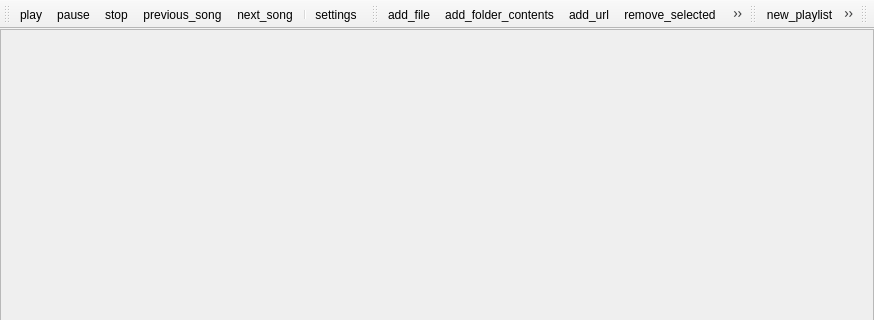
Above: src/frontend/main_window.ui from dv1/ion_player before the change; both pictures show x 0 to 874 and y 0 to 320 of the 874 by 666 pixel window. Below: the same form after it.
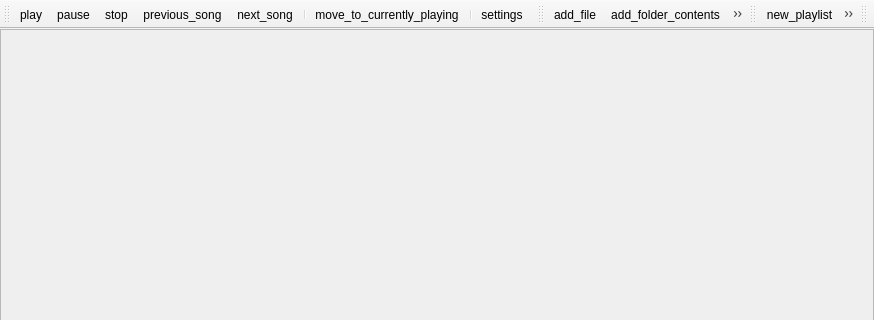
That is the form after the change. Icons and pictures are not drawn.

Commit message: It is now possible to move to the currently playing song by clicking on a toolbar button

Diff of the .ui file:
```diff
--- a/src/frontend/main_window.ui
+++ b/src/frontend/main_window.ui
@@ -105,6 +105,8 @@
    <addaction name="action_previous_song"/>
    <addaction name="action_next_song"/>
    <addaction name="separator"/>
+   <addaction name="action_move_to_currently_playing"/>
+   <addaction name="separator"/>
    <addaction name="action_settings"/>
   </widget>
   <widget class="QToolBar" name="edit_playlist_toolbar">
@@ -299,6 +301,11 @@
     <string>find</string>
    </property>
   </action>
+  <action name="action_move_to_currently_playing">
+   <property name="text">
+    <string>move_to_currently_playing</string>
+   </property>
+  </action>
  </widget>
  <resources>
   <include location="resources.qrc"/>
```
The commit also changes 6 other files.
